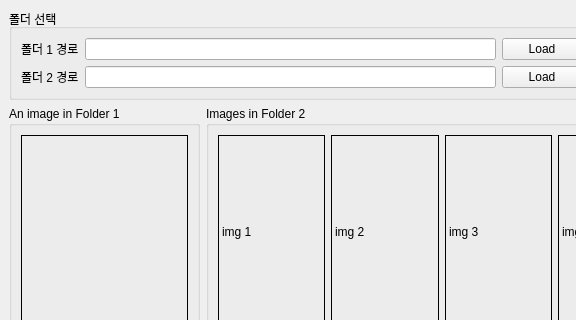
First picture: the form in mainwindow.ui, repository gwleeee/MatchingAndLabeling, before the edit; both pictures show x 0 to 576 and y 0 to 320 of the 800 by 600 pixel window.
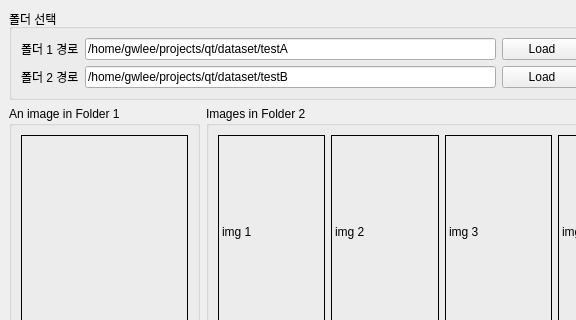
Second picture: the form after the edit.

```diff
--- a/mainwindow.ui
+++ b/mainwindow.ui
@@ -166,7 +166,11 @@
           </widget>
          </item>
          <item row="0" column="1">
-          <widget class="QLineEdit" name="lineEdit_Folder1"/>
+          <widget class="QLineEdit" name="lineEdit_Folder1">
+           <property name="text">
+            <string>/home/gwlee/projects/qt/dataset/testA</string>
+           </property>
+          </widget>
          </item>
          <item row="0" column="2">
           <widget class="QPushButton" name="pushButton_Folder1">
@@ -187,7 +191,11 @@
           </widget>
          </item>
          <item row="0" column="1">
-          <widget class="QLineEdit" name="lineEdit_Folder2"/>
+          <widget class="QLineEdit" name="lineEdit_Folder2">
+           <property name="text">
+            <string>/home/gwlee/projects/qt/dataset/testB</string>
+           </property>
+          </widget>
          </item>
          <item row="0" column="2">
           <widget class="QPushButton" name="pushButton_Folder2">
```
